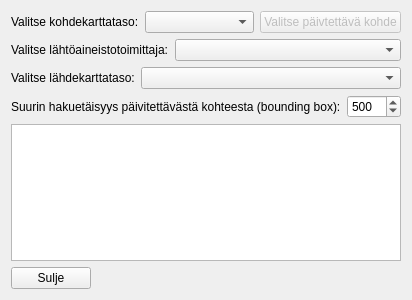
Before: the Qt Designer form ui/yleiskaava_dialog_add_source_data_links.ui in ernoma/yleiskaava, drawn with Qt 5.
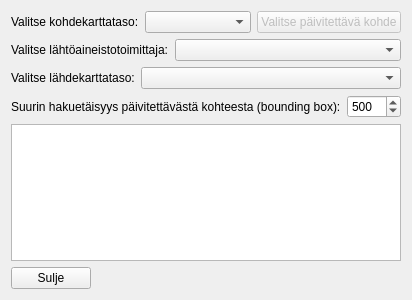
After: the same form once the commit is applied.

Patch:
```diff
--- a/ui/yleiskaava_dialog_add_source_data_links.ui
+++ b/ui/yleiskaava_dialog_add_source_data_links.ui
@@ -39,7 +39,7 @@
         <bool>false</bool>
        </property>
        <property name="text">
-        <string>Valitse päivtettävä kohde</string>
+        <string>Valitse päivitettävä kohde</string>
        </property>
       </widget>
      </item>
```
